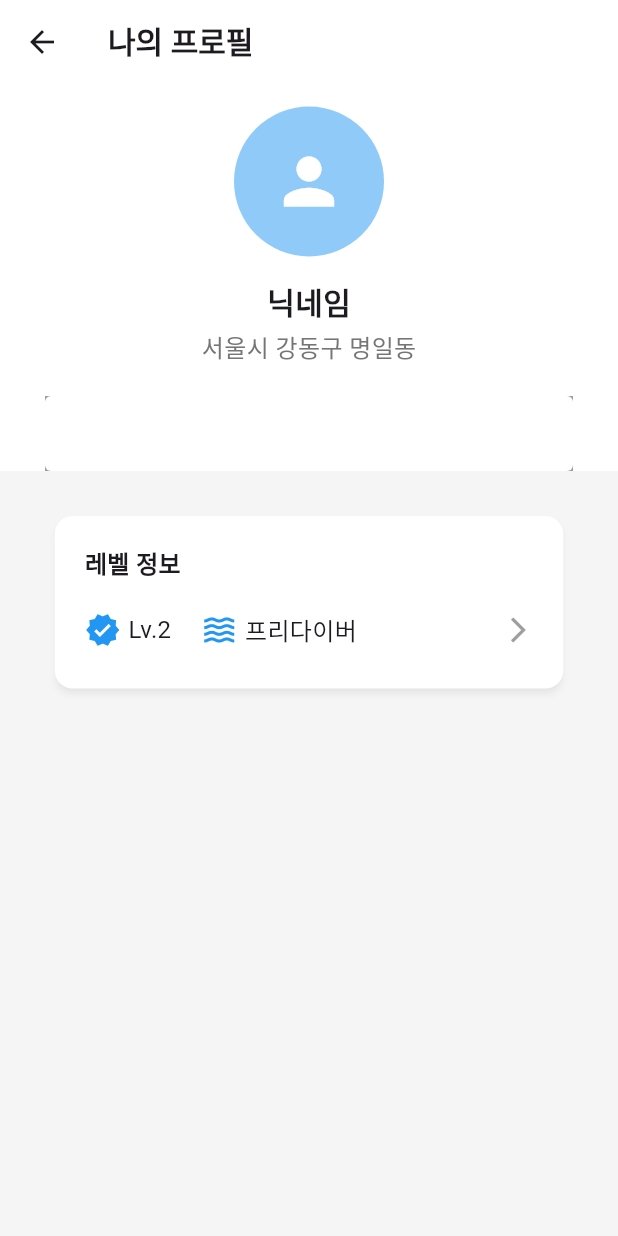
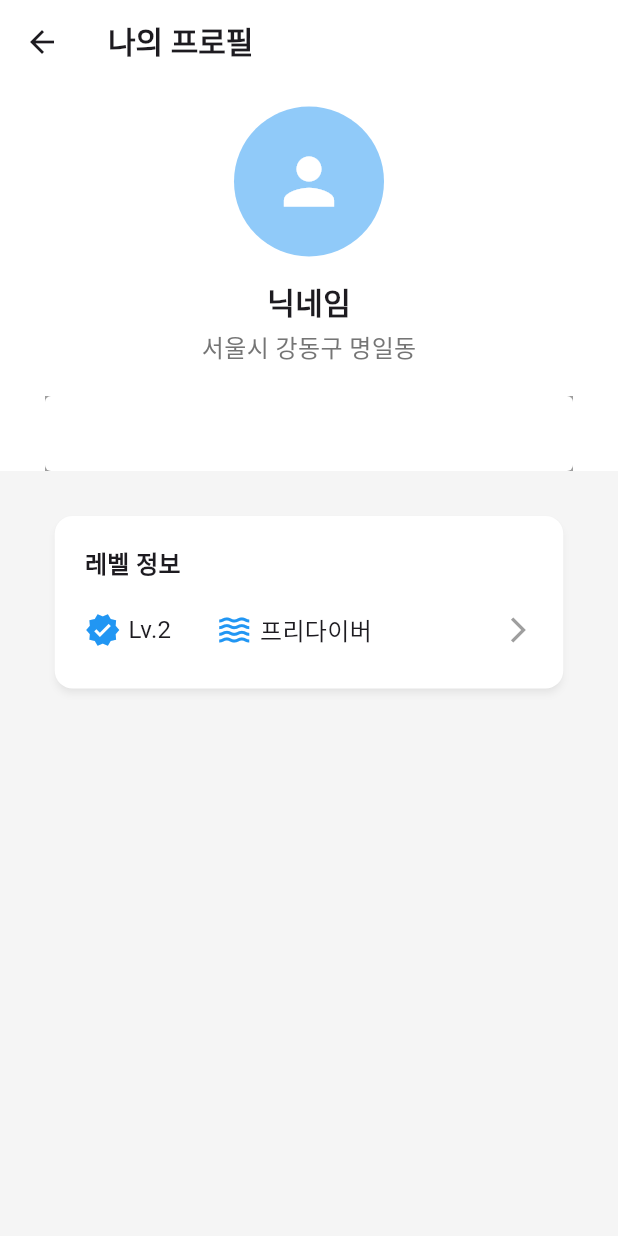
Before and after one commit to matthewKang6263/flutter_application_seau, a Flutter app: the MyPage screen opened directly, on a phone screen of 412 x 824 dp. Run offline on Flutter 3.47's test engine with Material 3 defaults, Android fonts, the phone set to English and light mode, and no system bars; our stand-ins replace flutter_riverpod; project files that could hold a hidden picture were left out.

Commit message:
주석 추가

```diff
--- a/lib/ui/pages/mypage/my_page.dart
+++ b/lib/ui/pages/mypage/my_page.dart
@@ -22,7 +22,7 @@ class MyPage extends StatelessWidget {
         ),
         body: Column(
           children: [
-            // 상단 프로필 섹션
+            // 상단: 프로필 섹션
             Container(
               color: Colors.white, // 프로필 섹션 배경 색상
               child: Column(
@@ -74,7 +74,8 @@ class MyPage extends StatelessWidget {
               ),
             ),
             SizedBox(height: 20),
-            // 레벨 정보 카드
+
+            // 하단: 레벨 정보 카드
             InfoCard(
               title: '레벨 정보',
               content: Padding(
@@ -92,7 +93,7 @@ class MyPage extends StatelessWidget {
                         ),
                       ],
                     ),
-                    SizedBox(width: 20),
+                    SizedBox(width: 30),
                     // 두 번째 아이콘과 텍스트
                     Row(
                       children: [
```
